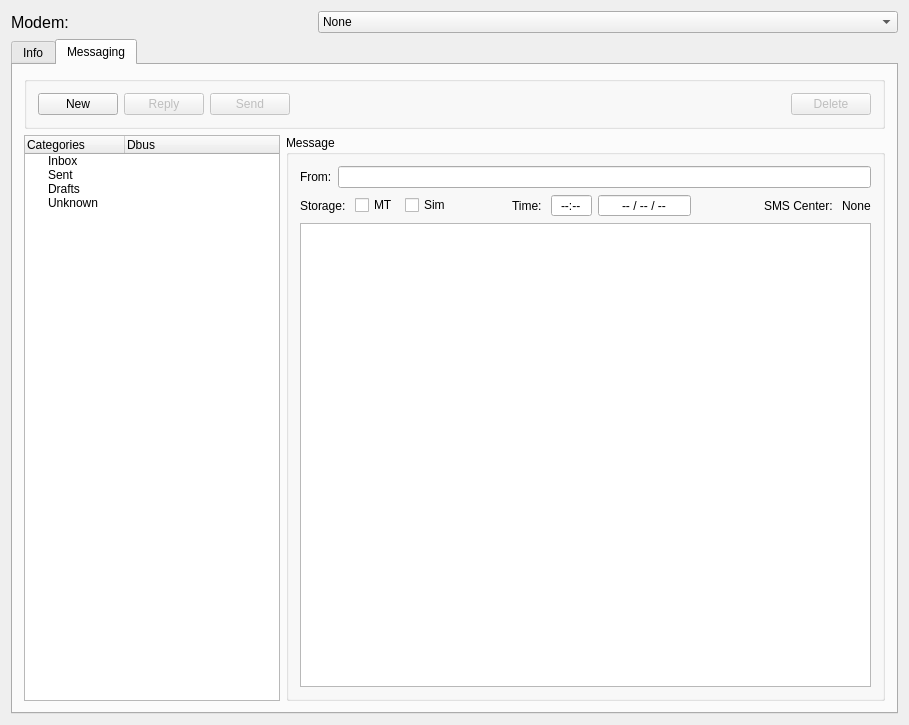
The window that mainwindow.ui (Antiquete/mmconneqt) describes before a commit, drawn with Qt 5.
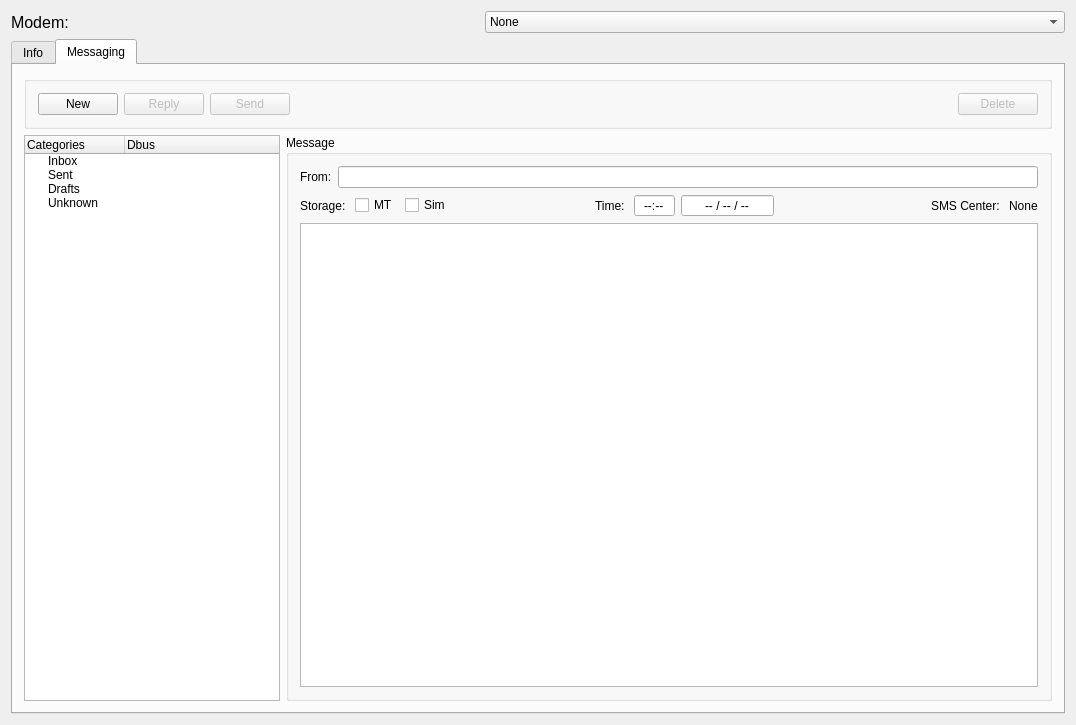
The same window after the commit. The open tabs and pages were chosen to show the change.

What changed in the file:
```diff
--- a/mainwindow.ui
+++ b/mainwindow.ui
@@ -6,7 +6,7 @@
    <rect>
     <x>0</x>
     <y>0</y>
-    <width>909</width>
+    <width>1076</width>
     <height>725</height>
    </rect>
   </property>
@@ -1536,6 +1536,9 @@
                        <property name="alignment">
                         <set>Qt::AlignCenter</set>
                        </property>
+                       <property name="readOnly">
+                        <bool>true</bool>
+                       </property>
                        <property name="buttonSymbols">
                         <enum>QAbstractSpinBox::NoButtons</enum>
                        </property>
```
